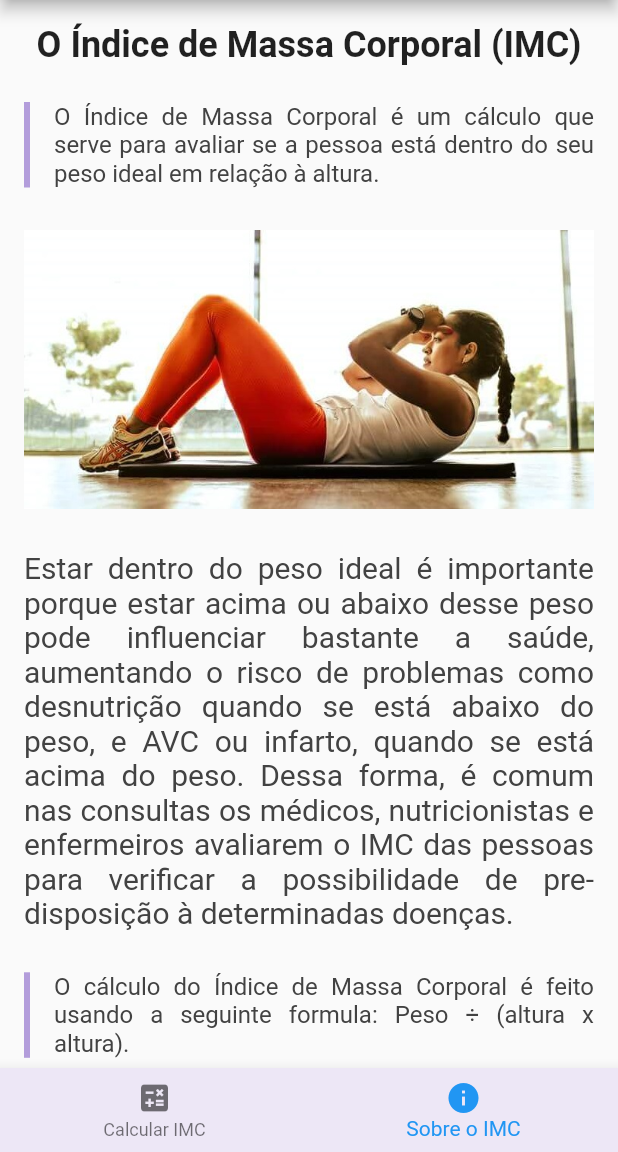
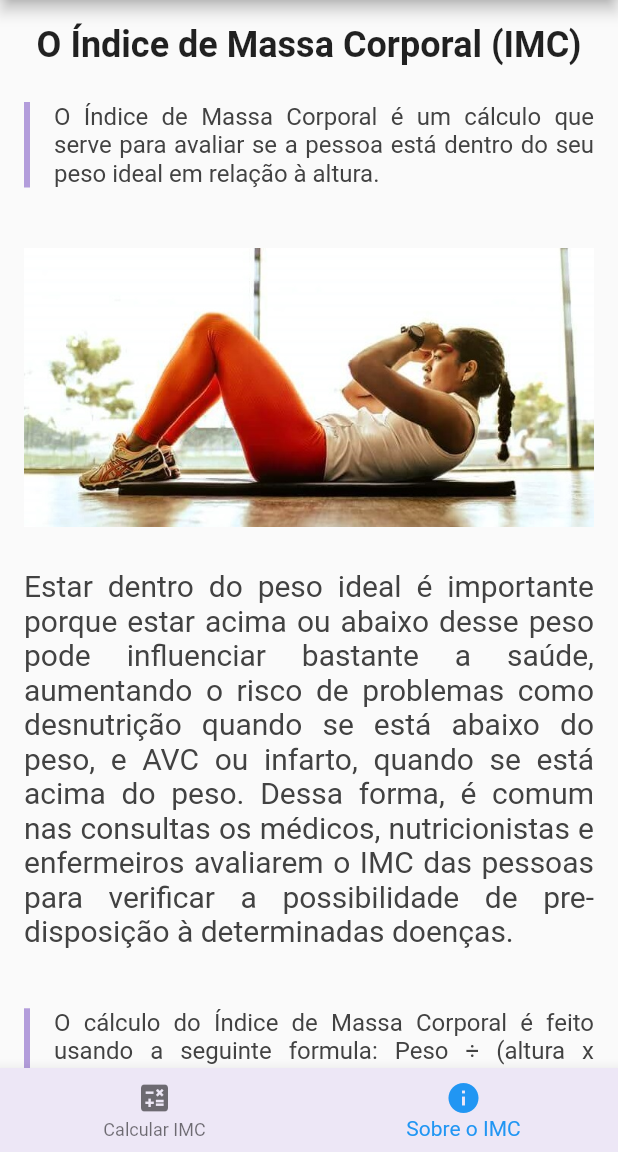
Before and after one commit to Gabriel-S-Souza/imc_calculator_with_flutter, a Flutter app: the screen it shows after launch, swiped to page 2, on a phone screen of 412 x 824 dp, the part 84-1236 px from its top. Run offline on Flutter 3.47's test engine with Material 2 defaults, Android fonts, the phone set to English and light mode, and no system bars.

Commit message:
implement custom_title widget

```diff
--- a/lib/pages/imc_info.dart
+++ b/lib/pages/imc_info.dart
@@ -1,5 +1,6 @@
 import 'package:calculadora_de_imc/contents/text_contents.dart';
 import 'package:calculadora_de_imc/widgets/custom_left_border_text.dart';
+import 'package:calculadora_de_imc/widgets/custom_title.dart';
 import 'package:flutter/material.dart';
 
 class ImcInfoPage extends StatefulWidget {
@@ -19,18 +20,8 @@ class _ImcInfoPageState extends State<ImcInfoPage> {
           child: Column(
             mainAxisAlignment: MainAxisAlignment.spaceAround,
             children: [
-              const Padding(
-                padding: EdgeInsets.only(bottom: 24),
-                child: Text(
-                  "O Índice de Massa Corporal (IMC)",
-                  style: TextStyle(
-                    fontSize: 24,
-                    fontWeight: FontWeight.w600,
-                  ),
-                ),
-              ),
-              //TODO: Otimizar esse conteiner que se repete
-            CustomLeftBorderText(text: getTextContents("subtitle")),
+              const CustomTitle(text: "O Índice de Massa Corporal (IMC)"),
+              CustomLeftBorderText(text: getTextContents("subtitle")),
               Padding(
                 padding: const EdgeInsets.only(top: 28, bottom: 28),
                 child: Image.asset(
--- a/lib/widgets/custom_left_border_text.dart
+++ b/lib/widgets/custom_left_border_text.dart
@@ -10,6 +10,7 @@ class CustomLeftBorderText extends StatelessWidget {
   @override
   Widget build(BuildContext context) {
     return Container(
+      margin: const EdgeInsets.only(top: 12, bottom: 12),
       decoration: BoxDecoration(
           border: Border(
               left: BorderSide(
```
